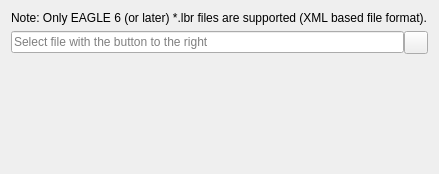
Before: the Qt Designer form libs/librepcb/editor/library/eaglelibraryimportwizard/eaglelibraryimportwizardpage_chooselibrary.ui in LibrePCB/LibrePCB, drawn with Qt 5.
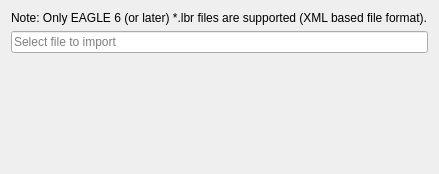
After: the same form once the commit is applied. Icons and pictures are not drawn.

Commit message: Replace buttons of text input fields by embedded icons

```diff
--- a/libs/librepcb/editor/library/eaglelibraryimportwizard/eaglelibraryimportwizardpage_chooselibrary.ui
+++ b/libs/librepcb/editor/library/eaglelibraryimportwizard/eaglelibraryimportwizardpage_chooselibrary.ui
@@ -31,32 +31,14 @@
     </widget>
    </item>
    <item>
-    <layout class="QHBoxLayout" name="horizontalLayout_2">
-     <property name="spacing">
-      <number>0</number>
-     </property>
-     <item>
       <widget class="QLineEdit" name="edtFilePath">
        <property name="maxLength">
         <number>500</number>
        </property>
        <property name="placeholderText">
-        <string>Select file with the button to the right</string>
-       </property>
-      </widget>
-     </item>
-     <item>
-      <widget class="QToolButton" name="btnChooseFilePath">
-       <property name="text">
-        <string notr="true"/>
-       </property>
-       <property name="icon">
-        <iconset>
-         <normaloff>:/img/actions/search.png</normaloff>:/img/actions/search.png</iconset>
-       </property>
-      </widget>
-     </item>
-    </layout>
+      <string>Select file to import</string>
+     </property>
+    </widget>
    </item>
    <item>
     <widget class="QScrollArea" name="sclMessages">
```
Left out of the diff: 1 changed line with no effect on the pictures. Lines whose indentation alone changed are shown as unchanged. The commit also changes 11 other files.
